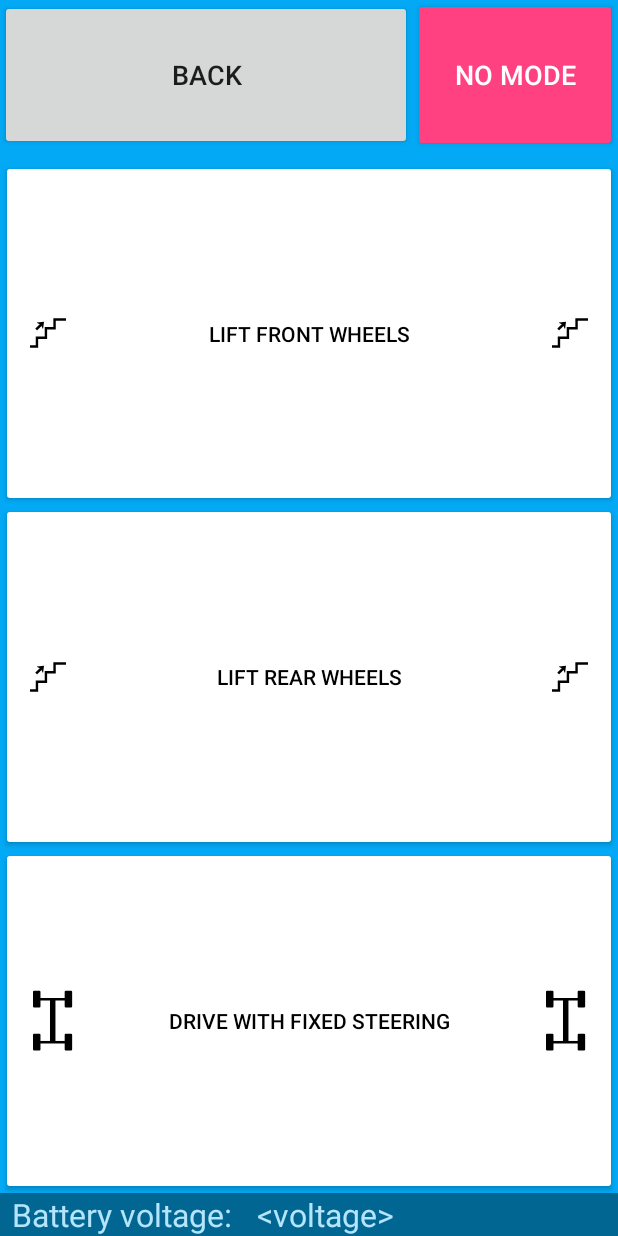
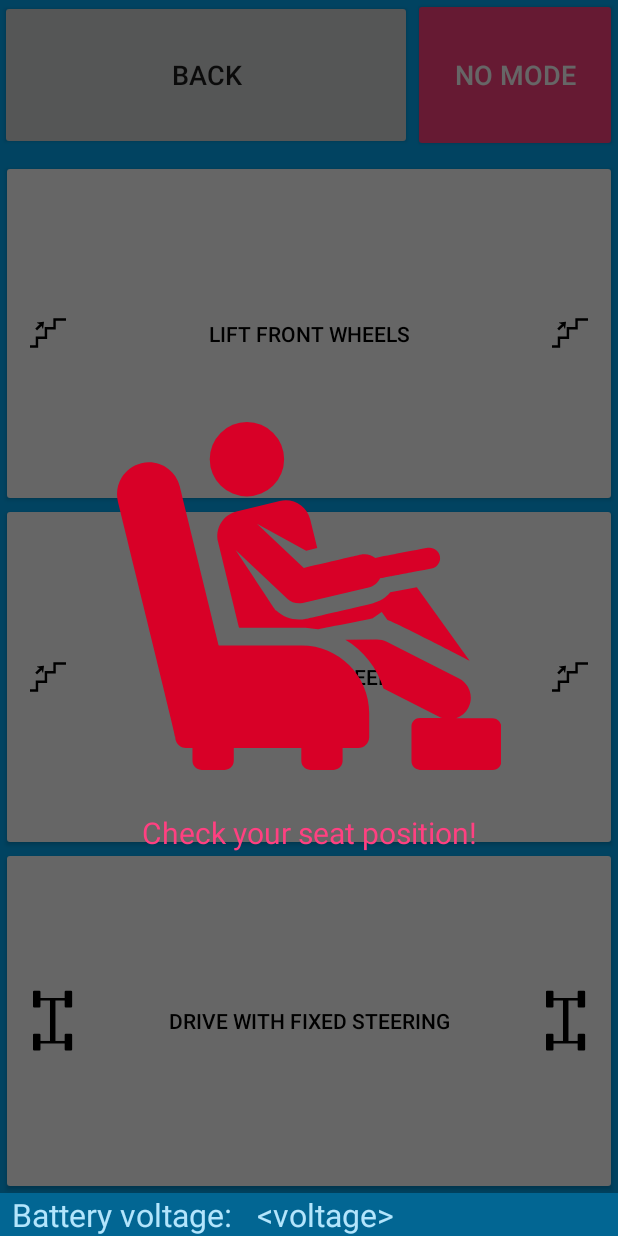
Before and after one commit to AZOM/cybathlon, an Android app: the fragment StairsControlsFragment placed in its activity, after a tap on "LIFT REAR WHEELS", on a phone screen of 412 x 824 dp. Run offline under Robolectric (Android 15) with nearby library versions, the phone set to English and light mode, and no system bars; libraries missing offline, so code that uses them is left out: com.felhr.usbserial; 1 statement that could not run was skipped.

Commit message:
Add a warning (Fragment) regarding seat position when climbing stairs

```diff
--- a/ZEDControl/app/build.gradle
+++ b/ZEDControl/app/build.gradle
@@ -8,8 +8,8 @@ android {
         applicationId "ch.hsr.zedcontrol"
         minSdkVersion 22
         targetSdkVersion 24
-        versionCode 4
-        versionName "1.0.0_RC3"
+        versionCode 5
+        versionName "1.0.0_RC4"
     }
 
     buildTypes {
--- a/ZEDControl/app/src/main/java/ch/hsr/zedcontrol/StairsControlsFragment.java
+++ b/ZEDControl/app/src/main/java/ch/hsr/zedcontrol/StairsControlsFragment.java
@@ -95,8 +95,18 @@ public class StairsControlsFragment extends Fragment {
                     return;
                 }
                 _connectionManager.sendCommand(RoboRIOCommand.LIFT_REAR_WHEELS);
+
+                showWarningSeatPosition();
             }
         });
+    }
+
+
+    private void showWarningSeatPosition() {
+        getFragmentManager().beginTransaction()
+                .replace(R.id.fragment_container_overlay, new WarningSeatPositionFragment())
+                .addToBackStack(TAG)
+                .commit();
     }
 
 
--- /dev/null
+++ b/ZEDControl/app/src/main/java/ch/hsr/zedcontrol/WarningSeatPositionFragment.java
@@ -0,0 +1,49 @@
+package ch.hsr.zedcontrol;
+
+import android.os.Bundle;
+import android.os.Handler;
+import android.support.annotation.Nullable;
+import android.support.v4.app.Fragment;
+import android.util.Log;
+import android.view.LayoutInflater;
+import android.view.View;
+import android.view.ViewGroup;
+
+/**
+ * This Fragment is used to remind the user to check is current seat position in order not to lose balance.
+ */
+public class WarningSeatPositionFragment extends Fragment {
+
+    private static final String TAG = WarningSeatPositionFragment.class.getSimpleName();
+    private static final int SHOW_FRAGMENT_DURATION_MS = 3000;
+
+    private final Handler _handler = new Handler();
+    private final Runnable _hideFragmentRunnable = new Runnable() {
+        @Override
+        public void run() {
+            if (getFragmentManager().getBackStackEntryCount() > 0) {
+                Log.i(TAG, "_hideFragmentRunnable.run() -> getFragmentManager().popBackStack()");
+                getFragmentManager().popBackStack();
+            } else {
+                Log.w(TAG, "_hideFragmentRunnable.run() -> avoiding Nullpointer Exception when popBackStack()");
+            }
+        }
+    };
+
+
+    @Nullable
+    @Override
+    public View onCreateView(LayoutInflater inflater, ViewGroup container, Bundle savedInstanceState) {
+        return inflater.inflate(R.layout.fragment_seatposition, container, false);
+    }
+
+
+    @Override
+    public void onResume() {
+        super.onResume();
+
+        Log.i(TAG, "onResume() -> hiding warning after " + SHOW_FRAGMENT_DURATION_MS + "ms");
+        _handler.postDelayed(_hideFragmentRunnable, SHOW_FRAGMENT_DURATION_MS);
+    }
+
+}
--- /dev/null
+++ b/ZEDControl/app/src/main/res/drawable/ic_seat_position.xml
@@ -0,0 +1,18 @@
+<vector xmlns:android="http://schemas.android.com/apk/res/android"
+        android:width="256dp"
+        android:height="256dp"
+        android:viewportHeight="460.425"
+        android:viewportWidth="460.425">
+    <path
+        android:fillColor="#D80027"
+        android:pathData="M143.3,128.9c-16.2,4 -26,20.3 -22.1,36.5c2.8,11.4 22.5,91.4 25.3,102.9h74.7c6.7,0 13.3,0.7 19.7,1.9c0,0 65.2,-12.9 65.2,-12.9l11.3,-7.8l6.9,9.4c7.5,1.9 98,48.5 98.5,48.8l-63.3,-88l-31.8,6.1c-5.3,6.4 -12.8,11.2 -21.5,13.3c-88,20.5 -81.9,19.4 -88,19.4c-10.2,0 -19.9,-3.8 -27.3,-10.8c-2.3,-2.2 1.3,2.8 -48.7,-72.6l62,58.4c4.9,4.6 11.9,6.5 18.5,5c0,0 0,0 0,0l79,-18.4c5.9,-1.4 11,-5.3 13.7,-11.1c26.4,-5 10.9,-2.1 61.8,-11.8c6.8,-1.3 11.3,-7.9 10,-14.7c-1.3,-6.8 -7.9,-11.3 -14.7,-10c-28.1,5.4 -31.7,6.1 -62.8,12c-4.3,-3.4 -9.7,-5 -15.1,-4.3c-1.7,0.2 3.4,-0.9 -70.6,16.3l-56.2,-52.9l59,32.3l13.3,-3.1l-8.5,-34.5c-4,-16.2 -20.3,-26 -36.5,-22.1L143.3,128.9z"/>
+    <path
+        android:fillColor="#D80027"
+        android:pathData="M155.8,66.2m-44.6,0a44.6,44.6 0,1 1,89.2 0a44.6,44.6 0,1 1,-89.2 0"/>
+    <path
+        android:fillColor="#D80027"
+        android:pathData="M221.3,289.6h-99.2c-2.2,-8.8 -45.1,-183.6 -46.8,-190.7c-5,-20.4 -25.6,-33 -46.1,-28c-9.9,2.4 -18.4,8.6 -23.6,17.3c-5.3,8.7 -6.9,19.1 -4.5,28.9c73.5,300.2 68.7,279.3 68.7,282.2c0,7.3 5.9,13.2 13.2,13.2h7.5v15.3c0,2.2 0.7,4.3 1.8,6c2,3 5.3,5 9.2,5h27.5c3.8,0 7.2,-2 9.2,-5c1.1,-1.7 1.8,-3.8 1.8,-6v-15.3h81v15.3c0,2.2 0.7,4.3 1.8,6c2,3 5.3,5 9.2,5h27.5c3.8,0 7.2,-2 9.2,-5c1.1,-1.7 1.8,-3.8 1.8,-6v-15.3h18.7c7.3,0 13.2,-5.9 13.2,-13.2v-28.7C302.3,325.9 266,289.6 221.3,289.6z"/>
+    <path
+        android:fillColor="#D80027"
+        android:pathData="M450.3,376.7h-7.3h-36.4c6.2,-2.1 11.6,-6.5 14.8,-12.8c6.5,-12.7 1.4,-28.3 -11.3,-34.7l-86.7,-44.1c-3.6,-1.8 -7.6,-2.8 -11.7,-2.8c-0.1,0 -0.2,0 -0.2,0l-37.7,0.3c21.7,13 38.2,33.7 45.7,58.4l67.3,34.2c1.1,0.6 2.3,1 3.5,1.4h-27.1c-5.4,0 -9.8,4.2 -10.1,9.5c-0,0.2 -0,0.4 -0,0.6v41.8c0,5.6 4.6,10.2 10.2,10.2h87.3c5.6,0 10.2,-4.6 10.2,-10.2v-41.8C460.4,381.3 455.9,376.7 450.3,376.7z"/>
+</vector>
--- a/ZEDControl/app/src/main/res/layout/activity_main.xml
+++ b/ZEDControl/app/src/main/res/layout/activity_main.xml
@@ -45,4 +45,11 @@
         android:layout_above="@id/layout_battery_status"
         tools:layout="@layout/fragment_main"/>
 
+    <FrameLayout
+        android:id="@+id/fragment_container_overlay"
+        android:layout_width="match_parent"
+        android:layout_height="match_parent"
+        android:layout_above="@id/layout_battery_status"
+        tools:layout="@layout/fragment_main"/>
+
 </RelativeLayout>
--- /dev/null
+++ b/ZEDControl/app/src/main/res/layout/fragment_seatposition.xml
@@ -0,0 +1,27 @@
+<?xml version="1.0" encoding="utf-8"?>
+<RelativeLayout xmlns:android="http://schemas.android.com/apk/res/android"
+                xmlns:tools="http://schemas.android.com/tools"
+                android:layout_width="match_parent"
+                android:layout_height="match_parent"
+                android:background="@color/black_overlay_2"
+                tools:context="ch.hsr.zedcontrol.MainActivity">
+
+    <ImageView
+        android:id="@+id/img_seat_position"
+        android:layout_width="wrap_content"
+        android:layout_height="wrap_content"
+        android:layout_centerInParent="true"
+        android:layout_margin="16dp"
+        android:contentDescription="@string/app_name"
+        android:src="@drawable/ic_seat_position"/>
+
+    <TextView
+        android:layout_width="match_parent"
+        android:layout_height="wrap_content"
+        android:layout_below="@id/img_seat_position"
+        android:gravity="center_horizontal"
+        android:text="@string/text_check_seat_position"
+        android:textColor="@color/accent"
+        android:textSize="20sp"/>
+
+</RelativeLayout>
--- a/ZEDControl/app/src/main/res/values/colors.xml
+++ b/ZEDControl/app/src/main/res/values/colors.xml
@@ -10,4 +10,5 @@
     <color name="divider">#B6B6B6</color>
 
     <color name="black_overlay">#66000000</color>
+    <color name="black_overlay_2">#99000000</color>
 </resources>
--- a/ZEDControl/app/src/main/res/values/strings.xml
+++ b/ZEDControl/app/src/main/res/values/strings.xml
@@ -29,6 +29,9 @@
     <!-- EmergencyFragment -->
     <string name="text_emergency_off">Please release the emergency-off button to re-establish control.</string>
 
+    <!-- WarningSeatPositionFragment -->
+    <string name="text_check_seat_position">Check your seat position!</string>
+
     <!-- Error messages -->
     <string name="error_no_usb_connection">Could not establish connection to UsbDevice.</string>
     <string name="error_create_serialport">Could not create UsbSerialDevice.</string>
```
Also changed, not shown: 1 other file.
